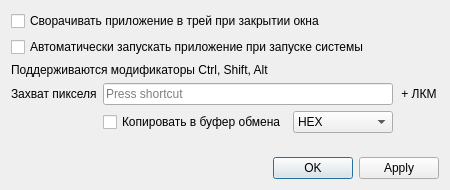
Old version of the form dialogsettings.ui in the repository Legotckoi/EColor.
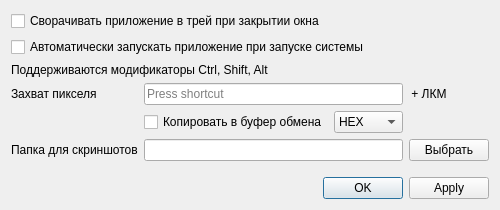
New version of the form.

The edit to the form file:
```diff
--- a/dialogsettings.ui
+++ b/dialogsettings.ui
@@ -6,26 +6,26 @@
    <rect>
     <x>0</x>
     <y>0</y>
-    <width>450</width>
-    <height>190</height>
+    <width>500</width>
+    <height>210</height>
    </rect>
   </property>
   <property name="sizePolicy">
-   <sizepolicy hsizetype="Fixed" vsizetype="Fixed">
+   <sizepolicy hsizetype="Expanding" vsizetype="Expanding">
     <horstretch>0</horstretch>
     <verstretch>0</verstretch>
    </sizepolicy>
   </property>
   <property name="minimumSize">
    <size>
-    <width>450</width>
-    <height>190</height>
+    <width>500</width>
+    <height>210</height>
    </size>
   </property>
   <property name="maximumSize">
    <size>
-    <width>450</width>
-    <height>190</height>
+    <width>16000</width>
+    <height>16000</height>
    </size>
   </property>
   <property name="windowTitle">
@@ -42,7 +42,7 @@
      </property>
     </widget>
    </item>
-   <item row="6" column="0" colspan="4">
+   <item row="7" column="0" colspan="4">
     <widget class="QDialogButtonBox" name="buttonBox">
      <property name="orientation">
       <enum>Qt::Horizontal</enum>
@@ -141,7 +141,7 @@
      </item>
     </widget>
    </item>
-   <item row="5" column="0" colspan="4">
+   <item row="6" column="0" colspan="4">
     <spacer name="verticalSpacer">
      <property name="orientation">
       <enum>Qt::Vertical</enum>
@@ -154,6 +154,27 @@
      </property>
     </spacer>
    </item>
+   <item row="5" column="0">
+    <widget class="QLabel" name="label_4">
+     <property name="text">
+      <string>Папка для скриншотов</string>
+     </property>
+    </widget>
+   </item>
+   <item row="5" column="1" colspan="2">
+    <widget class="QLineEdit" name="pathScreenShots">
+     <property name="readOnly">
+      <bool>true</bool>
+     </property>
+    </widget>
+   </item>
+   <item row="5" column="3">
+    <widget class="QPushButton" name="pushButton">
+     <property name="text">
+      <string>Выбрать</string>
+     </property>
+    </widget>
+   </item>
   </layout>
  </widget>
  <resources/>
```
